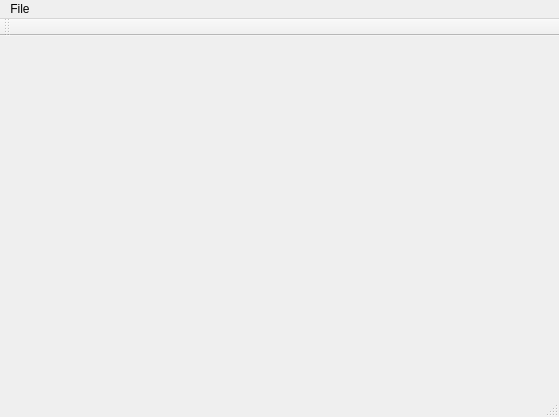
Before: the Qt Designer form mainwindow.ui in tranter/qt-google-drive, drawn with Qt 5.
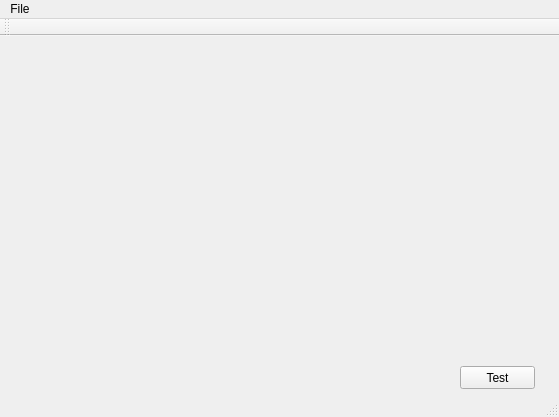
After: the same form once the commit is applied.

Commit message: implement network support for DriveEngine class

Diff of the .ui file:
```diff
--- a/mainwindow.ui
+++ b/mainwindow.ui
@@ -13,7 +13,21 @@
   <property name="windowTitle">
    <string>MainWindow</string>
   </property>
-  <widget class="QWidget" name="centralWidget"/>
+  <widget class="QWidget" name="centralWidget">
+   <widget class="QPushButton" name="testButton">
+    <property name="geometry">
+     <rect>
+      <x>460</x>
+      <y>330</y>
+      <width>75</width>
+      <height>23</height>
+     </rect>
+    </property>
+    <property name="text">
+     <string>Test</string>
+    </property>
+   </widget>
+  </widget>
   <widget class="QMenuBar" name="menuBar">
    <property name="geometry">
     <rect>
```
The commit also changes 7 other files.
